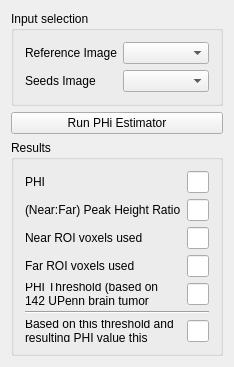
Above: Plugins/org.mitk.cbica.captk.phiestimator/src/internal/PHIEstimatorViewControls.ui from CBICA/CaPTk2.0 before the change. Below: the same form after it.
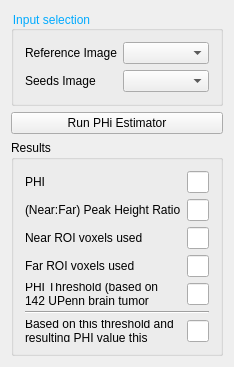
That is the form after the change. Custom widgets are drawn as their Qt base class.

Commit message: modifying style for input selection, #68

```diff
--- a/Plugins/org.mitk.cbica.captk.phiestimator/src/internal/PHIEstimatorViewControls.ui
+++ b/Plugins/org.mitk.cbica.captk.phiestimator/src/internal/PHIEstimatorViewControls.ui
@@ -22,6 +22,12 @@
        <verstretch>0</verstretch>
       </sizepolicy>
      </property>
+     <property name="styleSheet">
+      <string notr="true">QGroupBox::title {
+color: rgb(0, 170, 255);
+}
+</string>
+     </property>
      <property name="title">
       <string>Input selection</string>
      </property>
```
